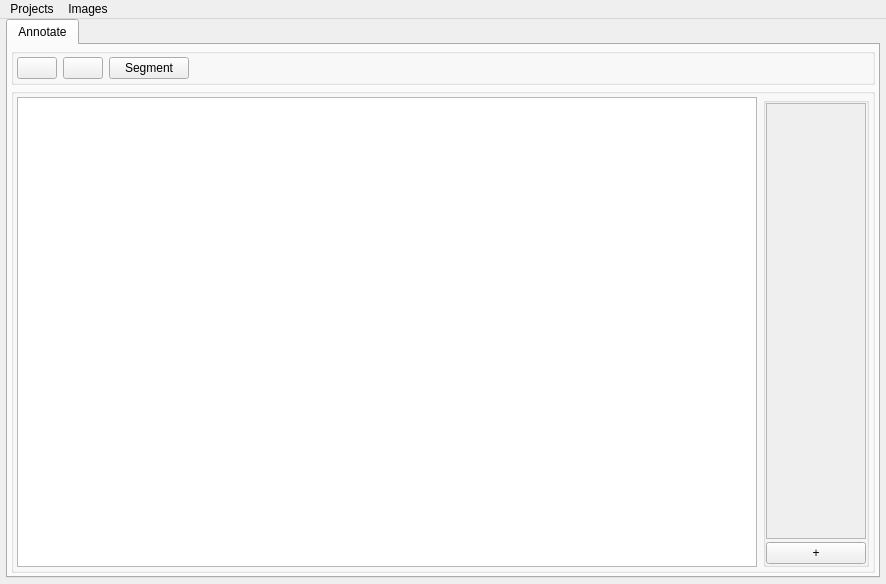
Qt form Main/UI/Main.ui (AlexYapp74024/dataset_annotator) before a commit.
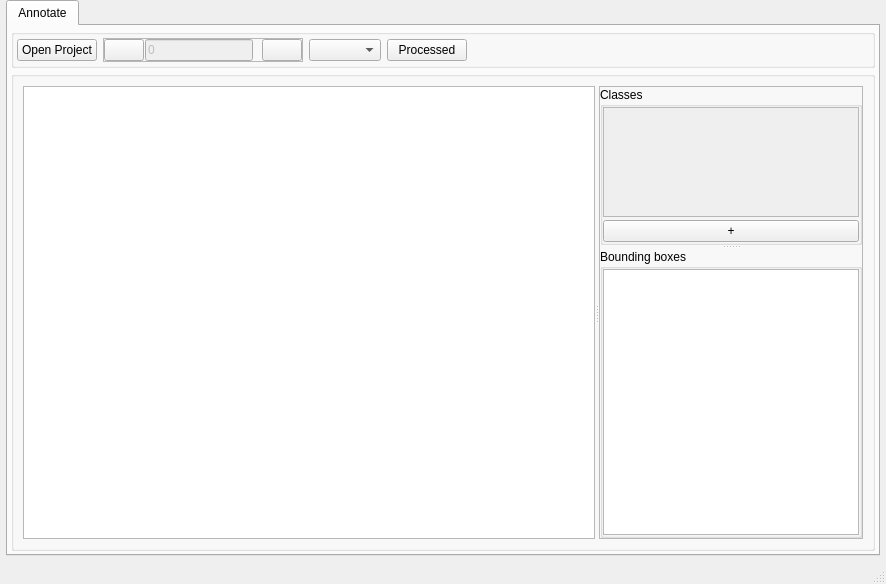
The same form after that commit. Icons and pictures are not drawn.

The edit to the form file:
```diff
--- a/Main/UI/Main.ui
+++ b/Main/UI/Main.ui
@@ -13,6 +13,12 @@
   <property name="windowTitle">
    <string>MainWindow</string>
   </property>
+  <property name="documentMode">
+   <bool>false</bool>
+  </property>
+  <property name="dockNestingEnabled">
+   <bool>false</bool>
+  </property>
   <widget class="QWidget" name="centralwidget">
    <layout class="QGridLayout" name="gridLayout">
     <property name="leftMargin">
@@ -74,7 +80,38 @@
             <number>3</number>
            </property>
            <item>
-            <widget class="QPushButton" name="btn_prev">
+            <widget class="QPushButton" name="pb_open_proj">
+             <property name="text">
+              <string>Open Project</string>
+             </property>
+            </widget>
+           </item>
+           <item>
+            <widget class="QFrame" name="page_frame">
+             <property name="frameShape">
+              <enum>QFrame::Shape::StyledPanel</enum>
+             </property>
+             <property name="frameShadow">
+              <enum>QFrame::Shadow::Raised</enum>
+             </property>
+             <layout class="QHBoxLayout" name="horizontalLayout_3">
+              <property name="spacing">
+               <number>1</number>
+              </property>
+              <property name="leftMargin">
+               <number>0</number>
+              </property>
+              <property name="topMargin">
+               <number>0</number>
+              </property>
+              <property name="rightMargin">
+               <number>0</number>
+              </property>
+              <property name="bottomMargin">
+               <number>0</number>
+              </property>
+              <item>
+               <widget class="QPushButton" name="pb_prev">
              <property name="text">
               <string/>
              </property>
@@ -85,7 +122,42 @@
             </widget>
            </item>
            <item>
-            <widget class="QPushButton" name="btn_next">
+               <widget class="QLineEdit" name="le_page">
+                <property name="enabled">
+                 <bool>false</bool>
+                </property>
+                <property name="sizePolicy">
+                 <sizepolicy hsizetype="Fixed" vsizetype="Fixed">
+                  <horstretch>0</horstretch>
+                  <verstretch>0</verstretch>
+                 </sizepolicy>
+                </property>
+                <property name="maximumSize">
+                 <size>
+                  <width>16777215</width>
+                  <height>16777215</height>
+                 </size>
+                </property>
+                <property name="text">
+                 <string>0</string>
+                </property>
+                <property name="maxLength">
+                 <number>10</number>
+                </property>
+                <property name="alignment">
+                 <set>Qt::AlignmentFlag::AlignJustify|Qt::AlignmentFlag::AlignVCenter</set>
+                </property>
+               </widget>
+              </item>
+              <item>
+               <widget class="QLabel" name="lb_pageMax">
+                <property name="text">
+                 <string/>
+                </property>
+               </widget>
+              </item>
+              <item>
+               <widget class="QPushButton" name="pb_next">
              <property name="text">
               <string/>
              </property>
@@ -95,8 +167,18 @@
              </property>
             </widget>
            </item>
+             </layout>
+            </widget>
+           </item>
            <item>
-            <widget class="QPushButton" name="pushButton">
+            <widget class="QComboBox" name="cb_mode">
+             <property name="currentText">
+              <string/>
+             </property>
+            </widget>
+           </item>
+           <item>
+            <widget class="QPushButton" name="pb_processed">
              <property name="enabled">
               <bool>true</bool>
              </property>
@@ -104,7 +186,7 @@
               <bool>false</bool>
              </property>
              <property name="text">
-              <string>Segment</string>
+              <string>Processed</string>
              </property>
              <property name="checkable">
               <bool>true</bool>
@@ -129,23 +211,21 @@
         </item>
         <item>
          <widget class="QGroupBox" name="groupBox_2">
+          <property name="sizePolicy">
+           <sizepolicy hsizetype="Preferred" vsizetype="Expanding">
+            <horstretch>0</horstretch>
+            <verstretch>0</verstretch>
+           </sizepolicy>
+          </property>
           <property name="title">
            <string/>
           </property>
           <layout class="QHBoxLayout" name="horizontalLayout_2">
-           <property name="leftMargin">
-            <number>3</number>
-           </property>
-           <property name="topMargin">
-            <number>3</number>
-           </property>
-           <property name="rightMargin">
-            <number>3</number>
-           </property>
-           <property name="bottomMargin">
-            <number>3</number>
-           </property>
            <item>
+            <widget class="QSplitter" name="splitter">
+             <property name="orientation">
+              <enum>Qt::Orientation::Horizontal</enum>
+             </property>
             <widget class="QGraphicsView" name="graphicsView">
              <property name="sizePolicy">
               <sizepolicy hsizetype="Expanding" vsizetype="Expanding">
@@ -154,11 +234,37 @@
               </sizepolicy>
              </property>
             </widget>
-           </item>
+             <widget class="QFrame" name="frame">
+              <property name="frameShape">
+               <enum>QFrame::Shape::StyledPanel</enum>
+              </property>
+              <property name="frameShadow">
+               <enum>QFrame::Shadow::Raised</enum>
+              </property>
+              <layout class="QVBoxLayout" name="verticalLayout_4">
+               <property name="spacing">
+                <number>0</number>
+               </property>
+               <property name="leftMargin">
+                <number>0</number>
+               </property>
+               <property name="topMargin">
+                <number>0</number>
+               </property>
+               <property name="rightMargin">
+                <number>0</number>
+               </property>
+               <property name="bottomMargin">
+                <number>0</number>
+               </property>
            <item>
+                <widget class="QSplitter" name="splitter_2">
+                 <property name="orientation">
+                  <enum>Qt::Orientation::Vertical</enum>
+                 </property>
             <widget class="QGroupBox" name="gb_label_group">
              <property name="title">
-              <string/>
+                   <string>Classes</string>
              </property>
              <property name="alignment">
               <set>Qt::AlignmentFlag::AlignLeading|Qt::AlignmentFlag::AlignLeft|Qt::AlignmentFlag::AlignTop</set>
@@ -187,16 +293,25 @@
                   <height>0</height>
                  </size>
                 </property>
+                     <property name="horizontalScrollBarPolicy">
+                      <enum>Qt::ScrollBarPolicy::ScrollBarAsNeeded</enum>
+                     </property>
+                     <property name="sizeAdjustPolicy">
+                      <enum>QAbstractScrollArea::SizeAdjustPolicy::AdjustToContents</enum>
+                     </property>
                 <property name="widgetResizable">
                  <bool>true</bool>
                 </property>
+                     <property name="alignment">
+                      <set>Qt::AlignmentFlag::AlignLeading|Qt::AlignmentFlag::AlignLeft|Qt::AlignmentFlag::AlignTop</set>
+                     </property>
                 <widget class="QWidget" name="scrollAreaWidgetContents">
                  <property name="geometry">
                   <rect>
                    <x>0</x>
                    <y>0</y>
-                   <width>98</width>
-                   <height>436</height>
+                        <width>254</width>
+                        <height>116</height>
                   </rect>
                  </property>
                  <layout class="QVBoxLayout" name="label_group">
@@ -228,9 +343,32 @@
               </item>
              </layout>
             </widget>
+                 <widget class="QGroupBox" name="groupBox_3">
+                  <property name="title">
+                   <string>Bounding boxes</string>
+                  </property>
+                  <layout class="QVBoxLayout" name="verticalLayout_2">
+                   <property name="spacing">
+                    <number>0</number>
+                   </property>
+                   <property name="leftMargin">
+                    <number>0</number>
+                   </property>
+                   <property name="topMargin">
+                    <number>0</number>
+                   </property>
+                   <property name="rightMargin">
+                    <number>0</number>
+                   </property>
+                   <property name="bottomMargin">
+                    <number>0</number>
+                   </property>
+                   <item>
+                    <widget class="QListWidget" name="bbox_list"/>
            </item>
           </layout>
          </widget>
+                </widget>
         </item>
        </layout>
       </widget>
@@ -238,46 +376,14 @@
     </item>
    </layout>
   </widget>
-  <widget class="QMenuBar" name="menubar">
-   <property name="geometry">
-    <rect>
-     <x>0</x>
-     <y>0</y>
-     <width>886</width>
-     <height>33</height>
-    </rect>
-   </property>
-   <widget class="QMenu" name="menuFile">
-    <property name="title">
-     <string>Projects</string>
-    </property>
-    <addaction name="actionNew_Project"/>
-    <addaction name="actionOpen_Projects"/>
-   </widget>
-   <widget class="QMenu" name="menuImages">
-    <property name="title">
-     <string>Images</string>
-    </property>
-    <addaction name="actionAdd_Images"/>
-   </widget>
-   <addaction name="menuFile"/>
-   <addaction name="menuImages"/>
+        </item>
+       </layout>
+      </widget>
+     </widget>
+    </item>
+   </layout>
   </widget>
-  <action name="actionNew_Project">
-   <property name="text">
-    <string>New Project</string>
-   </property>
-  </action>
-  <action name="actionOpen_Projects">
-   <property name="text">
-    <string>Open Projects</string>
-   </property>
-  </action>
-  <action name="actionAdd_Images">
-   <property name="text">
-    <string>Add Images</string>
-   </property>
-  </action>
+  <widget class="QStatusBar" name="statusBar"/>
  </widget>
  <resources>
   <include location="../../Icons/Icons.qrc"/>
```
Lines whose indentation alone changed are shown as unchanged.
